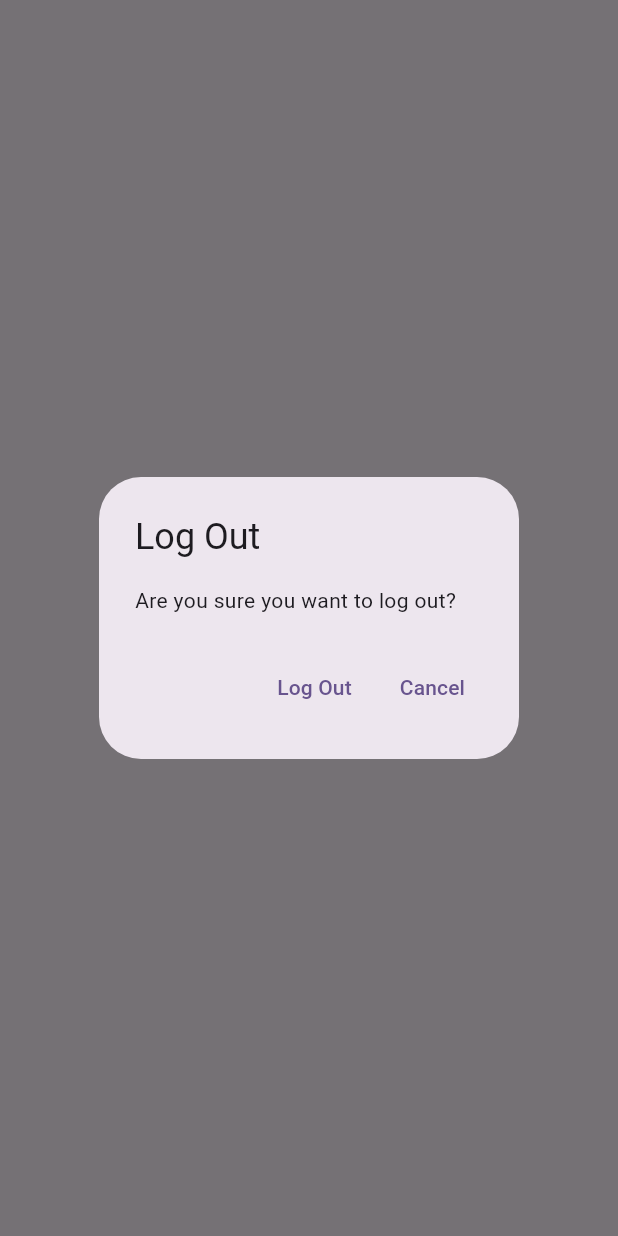
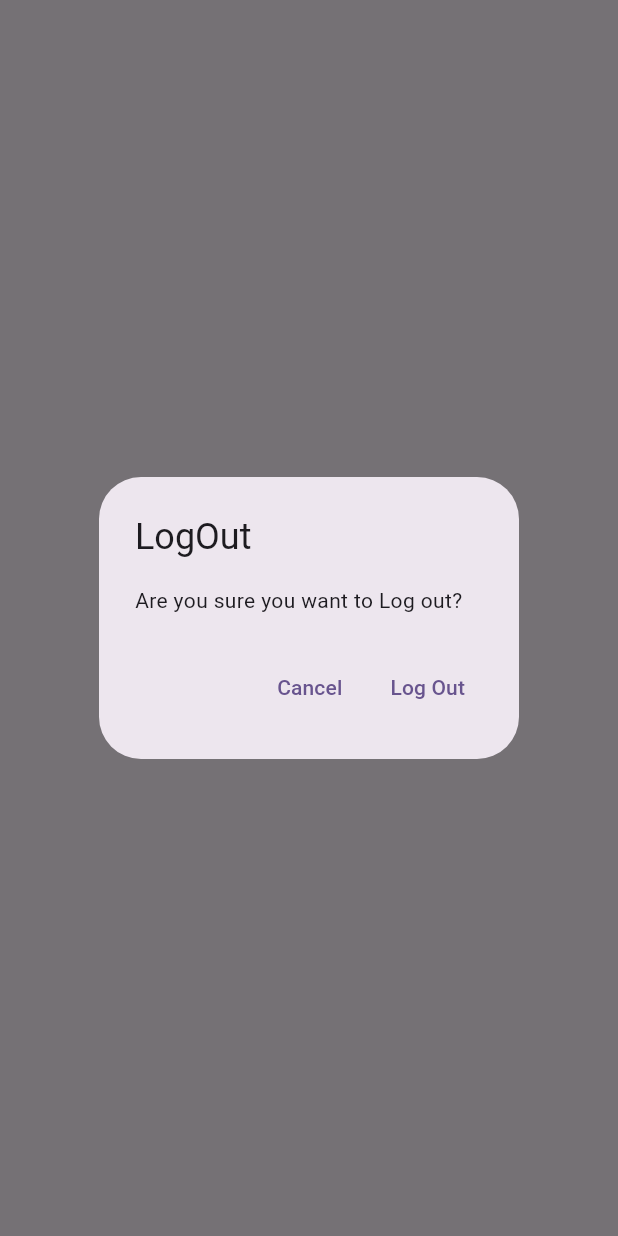
Before and after one commit to MuhaAllAmeen/Notes-app-flutter, a Flutter app: what showLogOutDialog() shows on an empty page, opened directly, on a phone screen of 412 x 824 dp. Run offline on Flutter 3.47's test engine with Material 3 defaults, Android fonts, the phone set to English and light mode, and no system bars; our stand-ins replace firebase_auth, firebase_core, sqflite; accounts and stored records are empty; network calls fail.

Commit message:
error dialogs

```diff
--- a/lib/services/crud/notes_service.dart
+++ b/lib/services/crud/notes_service.dart
@@ -202,7 +202,7 @@ class NotesService{
     final updatesCount = await db.update('notes',{
       'note':text,
       'synced_with_cloud':0
-    });
+    },where: 'id = ?',whereArgs: [note.id]);
     if (updatesCount == 0){
       throw CouldNotUpdateNoteException();
     }else{
--- /dev/null
+++ b/lib/utils/dialogs/delete_dialog.dart
@@ -0,0 +1,6 @@
+import 'package:flutter/material.dart';
+import 'package:mynotes/utils/dialogs/generic_dialog.dart';
+
+Future<bool> showDeleteDialog(BuildContext context){
+  return showGenericDialog<bool>(context: context, title: "Delete Note", content: "Are you sure you want to delete this note?", optionBuilder:() => {'Cancel':false,'Delete':true}).then((value) => value??false);
+}
--- /dev/null
+++ b/lib/utils/dialogs/error_dialog.dart
@@ -0,0 +1,6 @@
+import 'package:flutter/material.dart';
+import 'package:mynotes/utils/dialogs/generic_dialog.dart';
+
+Future<void> showErrorDialog(BuildContext context, String text){
+  return showGenericDialog<void>(context: context, title: "An error occured", content: text, optionBuilder:() => {'OK':null,});
+}
--- /dev/null
+++ b/lib/utils/dialogs/generic_dialog.dart
@@ -0,0 +1,27 @@
+import 'package:flutter/material.dart';
+
+typedef DialogOptionBuilder<T> = Map<String,T?> Function();
+
+Future<T?> showGenericDialog<T>({required BuildContext context, required String title, required String content, required DialogOptionBuilder optionBuilder}){
+  final options = optionBuilder();
+  return showDialog<T>(context: context,
+    builder:(context) {
+      return AlertDialog(
+        title: Text(title),
+        content: Text(content),
+        actions: options.keys.map((optionTitle) {
+          final T value = options[optionTitle];
+          return TextButton(onPressed:() {
+            if (value!=null){
+              Navigator.of(context).pop(value);
+            }
+            else{
+              Navigator.of(context).pop();
+            }
+          }, child: Text(optionTitle));
+        }).toList(),
+      );
+    },
+  );
+
+}
--- /dev/null
+++ b/lib/utils/dialogs/logout_dialog.dart
@@ -0,0 +1,6 @@
+import 'package:flutter/material.dart';
+import 'package:mynotes/utils/dialogs/generic_dialog.dart';
+
+Future<bool> showLogOutDialog(BuildContext context){
+  return showGenericDialog<bool>(context: context, title: "LogOut", content: "Are you sure you want to Log out?", optionBuilder:() => {'Cancel':false,'Log Out':true}).then((value) => value??false);
+}
--- a/lib/views/login_view.dart
+++ b/lib/views/login_view.dart
@@ -2,7 +2,7 @@ import 'package:flutter/material.dart';
 import 'package:mynotes/constants/routes.dart';
 import 'package:mynotes/services/auth/auth_exceptions.dart';
 import 'package:mynotes/services/auth/auth_service.dart';
-import 'package:mynotes/utils/error_dialog.dart';
+import 'package:mynotes/utils/dialogs/error_dialog.dart';
 
 class LoginView extends StatefulWidget {
   const LoginView({super.key});
--- a/lib/views/notes/notes_view.dart
+++ b/lib/views/notes/notes_view.dart
@@ -2,6 +2,9 @@ import 'package:flutter/material.dart';
 import 'package:mynotes/constants/routes.dart';
 import 'package:mynotes/services/auth/auth_service.dart';
 import 'package:mynotes/services/crud/notes_service.dart';
+import 'package:mynotes/utils/dialogs/logout_dialog.dart';
+import 'package:mynotes/views/notes/notes_list_view.dart';
+
 
 class NotesView extends StatefulWidget {
   const NotesView({super.key});
@@ -69,18 +72,9 @@ class _NotesViewState extends State<NotesView> {
                     case ConnectionState.active:
                       if (snapshot.hasData){
                         final allNotes = snapshot.data as List<DatabaseNotes>;
-                        return ListView.builder(itemCount: allNotes.length,
-                         itemBuilder:(context, index) {
-                           final note = allNotes[index];
-                           return ListTile(
-                            title: Text(
-                              note.note,
-                              maxLines: 1,
-                              softWrap: true,
-                              overflow: TextOverflow.ellipsis,
-                            ),
-                           );
-                         },);
+                        return NotesListView(notes: allNotes, onDeleteNote:(note) async{
+                          await _notesService.deleteNote(id: note.id);
+                        },);
                       }else{
                         return const CircularProgressIndicator();
                       }
@@ -96,16 +90,3 @@ class _NotesViewState extends State<NotesView> {
     );
   }
 }
-
-Future<bool> showLogOutDialog(BuildContext context){
-  return showDialog<bool>(context: context,
-  builder:(context) =>
-  AlertDialog(title: const Text("Log Out"),
-  content: const Text("Are you sure you want to log out?"),
-  actions: [
-    TextButton(onPressed:() {Navigator.of(context).pop(true);}, child: const Text("Log Out")),
-    TextButton(onPressed: (){Navigator.of(context).pop(false);}, child: const Text("Cancel"))
-  ],
-  ),
-  ).then((value) => value ?? false);
-}
--- a/lib/views/register_view.dart
+++ b/lib/views/register_view.dart
@@ -2,7 +2,7 @@ import 'package:flutter/material.dart';
 import 'package:mynotes/constants/routes.dart';
 import 'package:mynotes/services/auth/auth_exceptions.dart';
 import 'package:mynotes/services/auth/auth_service.dart';
-import 'package:mynotes/utils/error_dialog.dart';
+import 'package:mynotes/utils/dialogs/error_dialog.dart';
 
 class RegisterView extends StatefulWidget {
   const RegisterView({super.key});
```
Also changed, not shown: lib/utils/error_dialog.dart (deleted, +0 -15 lines), lib/views/notes/notes_list_view.dart (added, +38 -0 lines).
